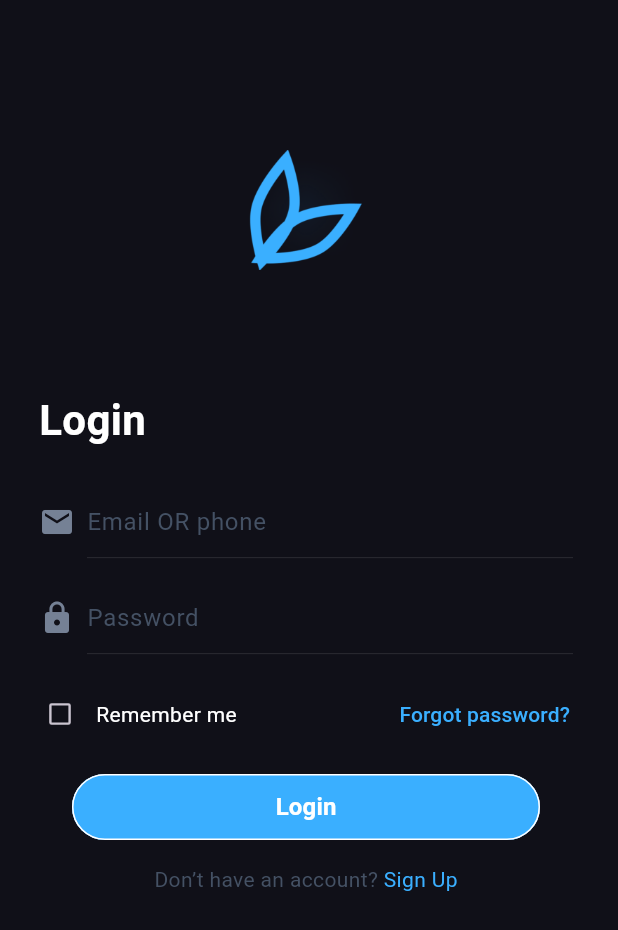
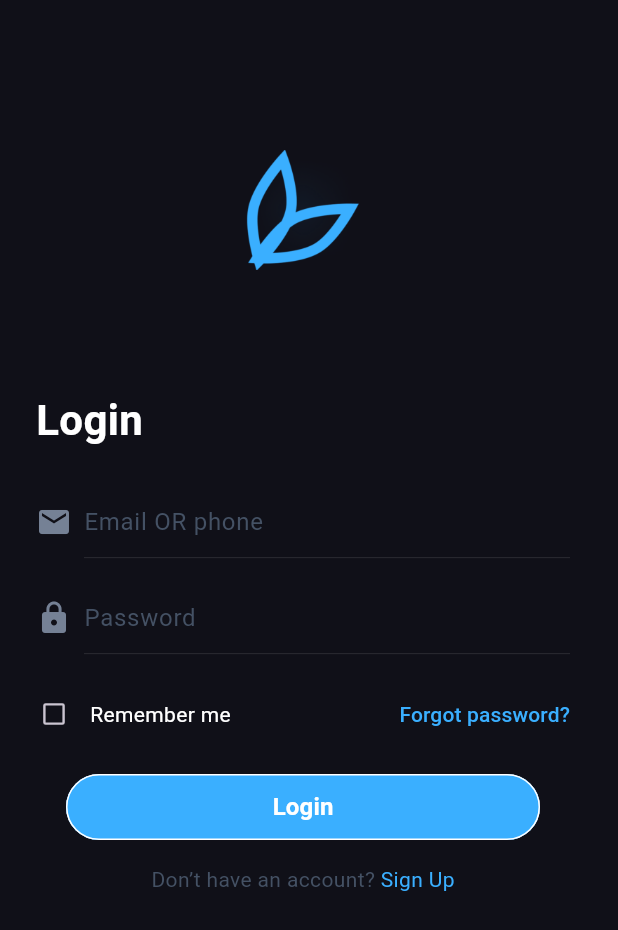
Before and after one commit to mahfuj-ahmed-jim/transport_application_demo, a Flutter app: the LoginScreen screen opened by its route, on a phone screen of 412 x 824 dp. Shown: the top 930 px of the screen. Run offline on Flutter 3.47's test engine with Material 3 defaults, Android fonts, the light colour scheme and no system bars.

Commit message:
fix: Issue

```diff
--- a/lib/pages/login_screen.dart
+++ b/lib/pages/login_screen.dart
@@ -22,7 +22,7 @@ class _LoginScreenState extends State<LoginScreen> {
       body: SafeArea(
         child: SingleChildScrollView(
           child: Padding(
-            padding: const EdgeInsets.only(left: 16, right: 20, top: 100),
+            padding: const EdgeInsets.only(left: 12, right: 20, top: 100),
             child: Column(
               mainAxisAlignment: MainAxisAlignment.center,
               children: [
@@ -33,7 +33,7 @@ class _LoginScreenState extends State<LoginScreen> {
                 ),
                 const SizedBox(height: 80),
                 const Padding(
-                  padding: EdgeInsets.symmetric(horizontal: 10),
+                  padding: EdgeInsets.symmetric(horizontal: 12),
                   child: Column(
                     crossAxisAlignment: CrossAxisAlignment.start,
                     children: [
```
